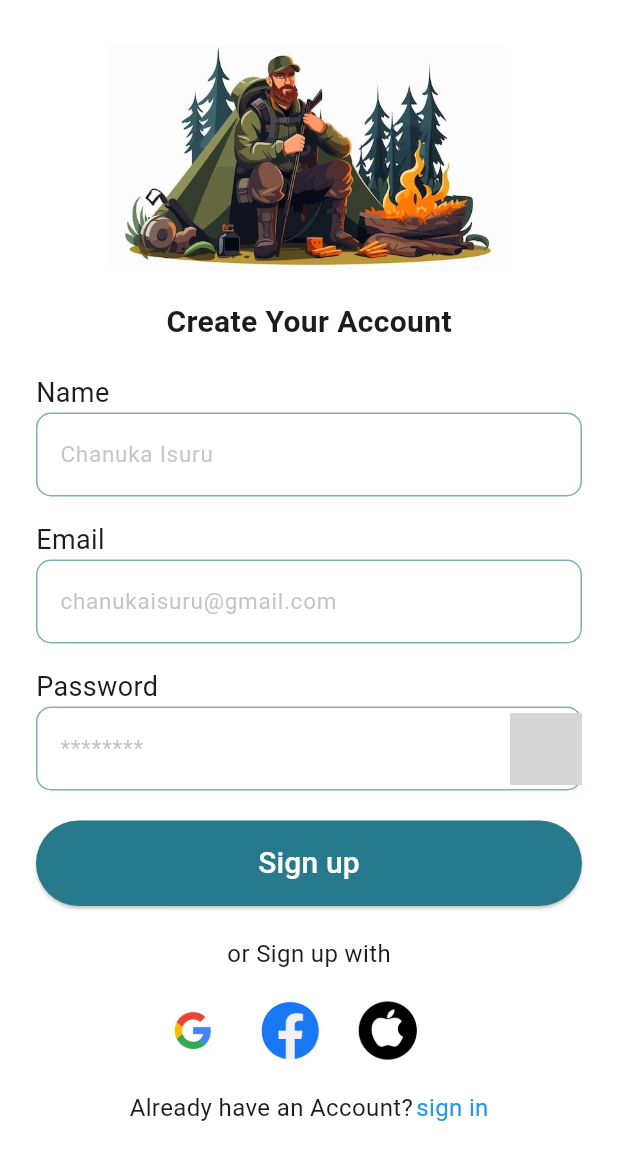
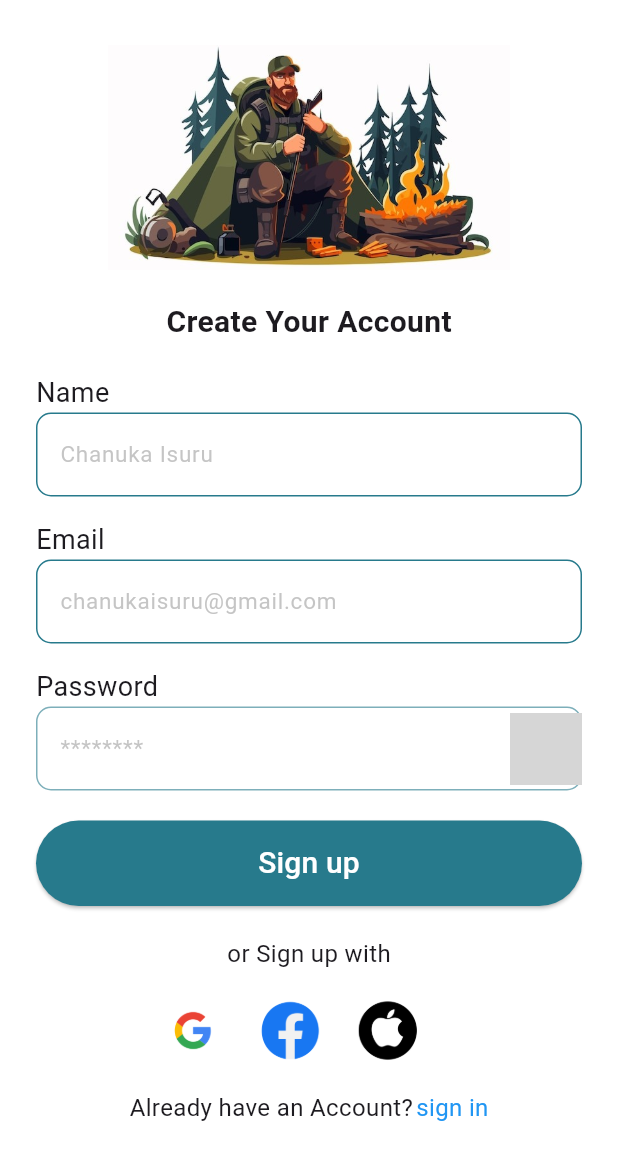
Before and after one commit to Chanukaisuru/CampKit, a Flutter app: the screen it shows after launch, after a tap on "Get Start", on a phone screen of 412 x 824 dp. Shown: the top 1160 px of the screen. Run offline on Flutter 3.47's test engine with Material 3 defaults, Android fonts, the phone set to English and light mode, and no system bars; grey boxes are pictures that could not be loaded.

Commit message:
modified:   lib/onboarding_page.dart 	modified:   lib/signIn_and_signUp/sign_up_page.dart     change some colours

```diff
--- a/lib/onboarding_page.dart
+++ b/lib/onboarding_page.dart
@@ -49,7 +49,7 @@ class OnboardingPage extends StatelessWidget {
                    );
                 },
                style: ElevatedButton.styleFrom(
-                  backgroundColor: Colors.teal,
+                  backgroundColor: Color(0xFF277A8C),
                   padding: EdgeInsets.symmetric(horizontal: 100, vertical: 15),
                   shape: RoundedRectangleBorder(
                      borderRadius: BorderRadius.circular(30),
--- a/lib/signIn_and_signUp/sign_up_page.dart
+++ b/lib/signIn_and_signUp/sign_up_page.dart
@@ -230,7 +230,7 @@ Widget _buildTextField( String hint, bool obscureText) {
       enabledBorder: OutlineInputBorder(
         borderRadius: BorderRadius.circular(10),
         borderSide: BorderSide(
-          color: const Color(0x99277A8C), // Set color for enabled state
+          color: const Color(0xFF277A8C), // Set color for enabled state
           width: 1.0,
         ),
       ),
```
